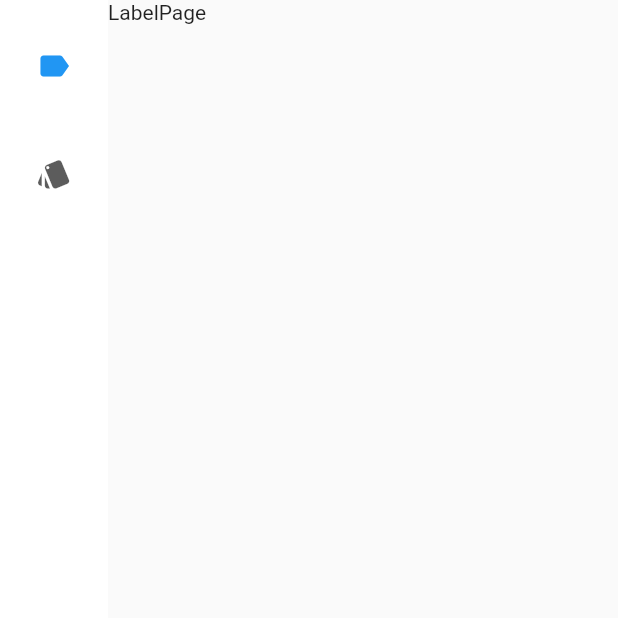
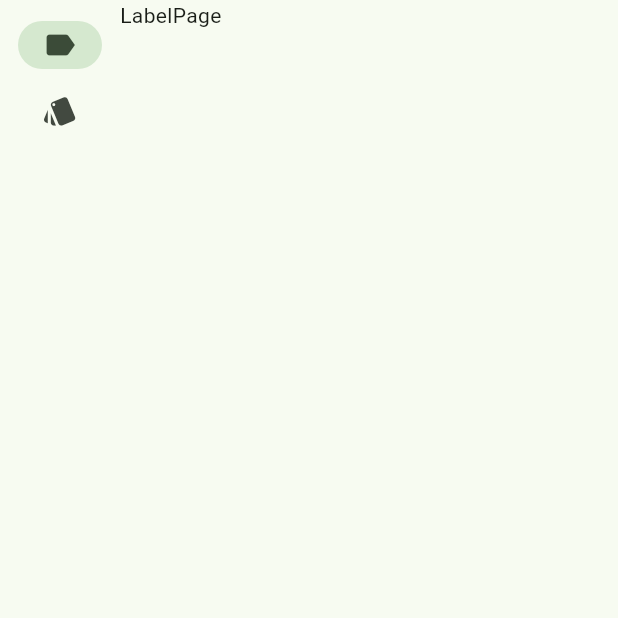
Before and after one commit to madron/labelmaker-flutter, a Flutter app: the screen it shows after launch, on a phone screen of 412 x 824 dp, the top half of it. Run offline on Flutter 3.47's test engine with Material 2 defaults, Android fonts, the phone set to English and light mode, and no system bars.

Commit message:
change theme

```diff
--- a/lib/main.dart
+++ b/lib/main.dart
@@ -2,5 +2,5 @@ import 'package:flutter/material.dart';
 import 'src/app.dart';
 
 void main() {
-  runApp(const MaterialApp(home: MainApp()));
+  runApp(const MainApp());
 }
--- a/lib/src/app.dart
+++ b/lib/src/app.dart
@@ -8,11 +8,24 @@ class MainApp extends StatelessWidget {
 
   @override
   Widget build(BuildContext context) {
+    Color seedColor = Colors.green;
     return ChangeNotifierProvider(
       create: (context) => MainAppState(),
       child: MaterialApp(
-        theme: ThemeData.light(),
-        darkTheme: ThemeData.dark(),
+        theme: ThemeData(
+          useMaterial3: true,
+          colorScheme: ColorScheme.fromSeed(
+            seedColor: seedColor,
+            brightness: Brightness.light
+          ),
+        ),
+        darkTheme: ThemeData(
+          useMaterial3: true,
+          colorScheme: ColorScheme.fromSeed(
+            seedColor: seedColor,
+            brightness: Brightness.dark
+          ),
+        ),
         themeMode: ThemeMode.system,
         debugShowCheckedModeBanner: false,
         home: const HomePage(),
```
